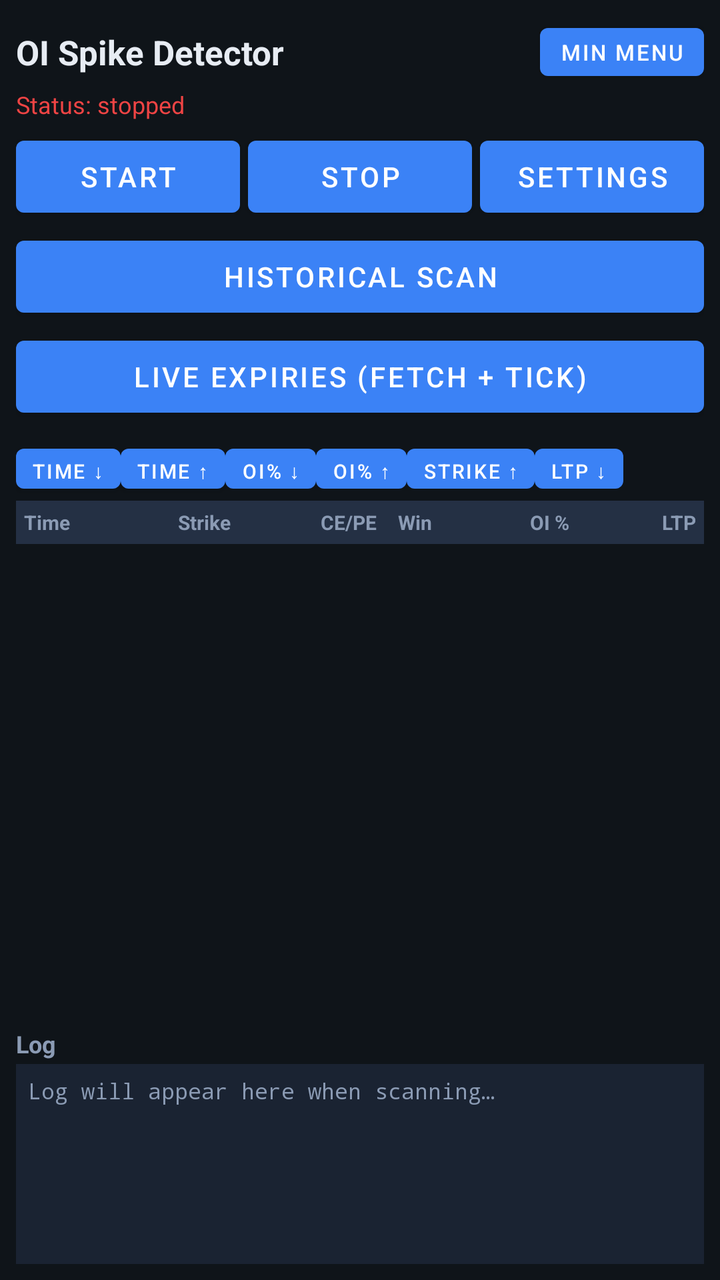
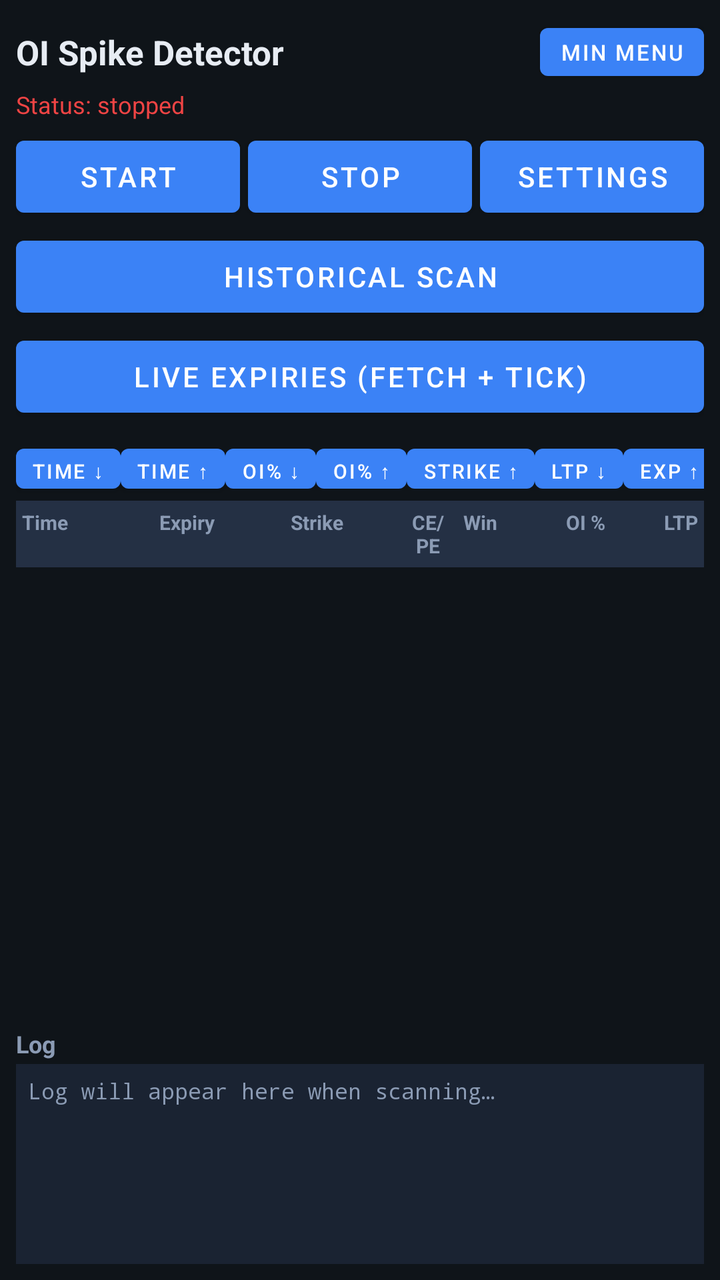

Compare the two renders of this Android layout. The source of the first and the diff that turns it into the second are given below.
<!-- AndroidManifest.xml: application theme Theme.OISpikeDetector -->
<!-- res/layout/activity_main.xml -->
<?xml version="1.0" encoding="utf-8"?>
<LinearLayout xmlns:android="http://schemas.android.com/apk/res/android"
    android:layout_width="match_parent"
    android:layout_height="match_parent"
    android:orientation="vertical"
    android:padding="8dp"
    android:background="#0F1419">

    <LinearLayout
        android:layout_width="match_parent"
        android:layout_height="wrap_content"
        android:orientation="horizontal"
        android:gravity="center_vertical">
        <TextView
            android:layout_width="0dp"
            android:layout_height="wrap_content"
            android:layout_weight="1"
            android:text="OI Spike Detector"
            android:textColor="#E7ECF3"
            android:textSize="17sp"
            android:textStyle="bold" />
        <Button
            android:id="@+id/btnToggleMainExtra"
            android:layout_width="wrap_content"
            android:layout_height="36dp"
            android:minWidth="0dp"
            android:paddingLeft="10dp"
            android:paddingRight="10dp"
            android:text="Min menu"
            android:textSize="11sp" />
    </LinearLayout>

    <TextView
        android:id="@+id/statusText"
        android:layout_width="match_parent"
        android:layout_height="wrap_content"
        android:text="Status: stopped"
        android:textColor="#EF4444"
        android:textSize="12sp" />

    <LinearLayout
        android:layout_width="match_parent"
        android:layout_height="wrap_content"
        android:layout_marginTop="4dp"
        android:orientation="horizontal">
        <Button
            android:id="@+id/btnStart"
            android:layout_width="0dp"
            android:layout_height="wrap_content"
            android:layout_weight="1"
            android:text="Start" />
        <Button
            android:id="@+id/btnStop"
            android:layout_width="0dp"
            android:layout_height="wrap_content"
            android:layout_marginStart="4dp"
            android:layout_weight="1"
            android:text="Stop" />
        <Button
            android:id="@+id/btnSettings"
            android:layout_width="0dp"
            android:layout_height="wrap_content"
            android:layout_marginStart="4dp"
            android:layout_weight="1"
            android:text="Settings" />
    </LinearLayout>

    <LinearLayout
        android:id="@+id/mainExtraPanel"
        android:layout_width="match_parent"
        android:layout_height="wrap_content"
        android:orientation="vertical">
        <Button
            android:id="@+id/btnHistorical"
            android:layout_width="match_parent"
            android:layout_height="wrap_content"
            android:layout_marginTop="2dp"
            android:text="Historical Scan" />
        <Button
            android:id="@+id/btnLiveExpiries"
            android:layout_width="match_parent"
            android:layout_height="wrap_content"
            android:layout_marginTop="2dp"
            android:text="Live Expiries (Fetch + Tick)" />
    </LinearLayout>

    
    <HorizontalScrollView
        android:layout_width="match_parent"
        android:layout_height="wrap_content"
        android:layout_marginTop="6dp"
        android:scrollbars="none">
        <LinearLayout
            android:layout_width="wrap_content"
            android:layout_height="wrap_content"
            android:orientation="horizontal">
            <Button android:id="@+id/btnSortTimeDesc" android:layout_width="wrap_content"
                android:layout_height="32dp" android:textSize="10sp" android:text="Time ↓" android:minWidth="0dp" android:paddingLeft="8dp" android:paddingRight="8dp" />
            <Button android:id="@+id/btnSortTimeAsc" android:layout_width="wrap_content"
                android:layout_height="32dp" android:textSize="10sp" android:text="Time ↑" android:minWidth="0dp" android:paddingLeft="8dp" android:paddingRight="8dp" />
            <Button android:id="@+id/btnSortOiDesc" android:layout_width="wrap_content"
                android:layout_height="32dp" android:textSize="10sp" android:text="OI% ↓" android:minWidth="0dp" android:paddingLeft="8dp" android:paddingRight="8dp" />
            <Button android:id="@+id/btnSortOiAsc" android:layout_width="wrap_content"
                android:layout_height="32dp" android:textSize="10sp" android:text="OI% ↑" android:minWidth="0dp" android:paddingLeft="8dp" android:paddingRight="8dp" />
            <Button android:id="@+id/btnSortStrikeAsc" android:layout_width="wrap_content"
                android:layout_height="32dp" android:textSize="10sp" android:text="Strike ↑" android:minWidth="0dp" android:paddingLeft="8dp" android:paddingRight="8dp" />
            <Button android:id="@+id/btnSortLtpDesc" android:layout_width="wrap_content"
                android:layout_height="32dp" android:textSize="10sp" android:text="LTP ↓" android:minWidth="0dp" android:paddingLeft="8dp" android:paddingRight="8dp" />
        </LinearLayout>
    </HorizontalScrollView>

    
    <LinearLayout
        android:layout_width="match_parent"
        android:layout_height="wrap_content"
        android:orientation="horizontal"
        android:paddingTop="4dp"
        android:paddingBottom="4dp"
        android:paddingLeft="4dp"
        android:paddingRight="4dp"
        android:background="#243044">
        <TextView android:layout_width="0dp" android:layout_height="wrap_content" android:layout_weight="1.1"
            android:text="Time" android:textColor="#8B9BB4" android:textSize="10sp" android:textStyle="bold" />
        <TextView android:layout_width="0dp" android:layout_height="wrap_content" android:layout_weight="1.0"
            android:text="Strike" android:textColor="#8B9BB4" android:textSize="10sp" android:textStyle="bold" />
        <TextView android:layout_width="0dp" android:layout_height="wrap_content" android:layout_weight="0.45"
            android:text="CE/PE" android:textColor="#8B9BB4" android:textSize="10sp" android:textStyle="bold" android:gravity="center" />
        <TextView android:layout_width="0dp" android:layout_height="wrap_content" android:layout_weight="0.5"
            android:text="Win" android:textColor="#8B9BB4" android:textSize="10sp" android:textStyle="bold" android:gravity="center" />
        <TextView android:layout_width="0dp" android:layout_height="wrap_content" android:layout_weight="0.85"
            android:text="OI %" android:textColor="#8B9BB4" android:textSize="10sp" android:textStyle="bold" android:gravity="end" />
        <TextView android:layout_width="0dp" android:layout_height="wrap_content" android:layout_weight="0.9"
            android:text="LTP" android:textColor="#8B9BB4" android:textSize="10sp" android:textStyle="bold" android:gravity="end" />
    </LinearLayout>

    <androidx.recyclerview.widget.RecyclerView
        android:id="@+id/spikeList"
        android:layout_width="match_parent"
        android:layout_height="0dp"
        android:layout_weight="1" />

    <TextView
        android:layout_width="match_parent"
        android:layout_height="wrap_content"
        android:layout_marginTop="4dp"
        android:text="Log"
        android:textColor="#8B9BB4"
        android:textStyle="bold"
        android:textSize="12sp" />

    <ScrollView
        android:id="@+id/logScroll"
        android:layout_width="match_parent"
        android:layout_height="100dp"
        android:layout_marginTop="2dp"
        android:background="#1A2332"
        android:fillViewport="true">
        <TextView
            android:id="@+id/logText"
            android:layout_width="match_parent"
            android:layout_height="wrap_content"
            android:fontFamily="monospace"
            android:padding="6dp"
            android:textColor="#8B9BB4"
            android:textSize="11sp"
            android:text="Log will appear here when scanning…" />
    </ScrollView>
</LinearLayout>
<!-- resources referenced by this layout -->
<resources>
  <style name="Theme.OISpikeDetector" parent="Theme.MaterialComponents.DayNight.DarkActionBar">
          <item name="colorPrimary">#3B82F6</item>
          <item name="colorPrimaryVariant">#1D4ED8</item>
          <item name="colorOnPrimary">#FFFFFF</item>
          <item name="android:statusBarColor">#0F1419</item>
          <item name="android:windowBackground">#0F1419</item>
      </style>
</resources>

<!-- the commit's change to res/layout/activity_main.xml (unified diff, before → after) -->
@@ -106,6 +106,8 @@
                 android:layout_height="32dp" android:textSize="10sp" android:text="Strike ↑" android:minWidth="0dp" android:paddingLeft="8dp" android:paddingRight="8dp" />
             <Button android:id="@+id/btnSortLtpDesc" android:layout_width="wrap_content"
                 android:layout_height="32dp" android:textSize="10sp" android:text="LTP ↓" android:minWidth="0dp" android:paddingLeft="8dp" android:paddingRight="8dp" />
+            <Button android:id="@+id/btnSortExpAsc" android:layout_width="wrap_content"
+                android:layout_height="32dp" android:textSize="10sp" android:text="Exp ↑" android:minWidth="0dp" android:paddingLeft="8dp" android:paddingRight="8dp" />
         </LinearLayout>
     </HorizontalScrollView>
 
@@ -116,20 +118,22 @@
         android:orientation="horizontal"
         android:paddingTop="4dp"
         android:paddingBottom="4dp"
-        android:paddingLeft="4dp"
-        android:paddingRight="4dp"
+        android:paddingLeft="3dp"
+        android:paddingRight="3dp"
         android:background="#243044">
-        <TextView android:layout_width="0dp" android:layout_height="wrap_content" android:layout_weight="1.1"
+        <TextView android:layout_width="0dp" android:layout_height="wrap_content" android:layout_weight="1.05"
             android:text="Time" android:textColor="#8B9BB4" android:textSize="10sp" android:textStyle="bold" />
         <TextView android:layout_width="0dp" android:layout_height="wrap_content" android:layout_weight="1.0"
+            android:text="Expiry" android:textColor="#8B9BB4" android:textSize="10sp" android:textStyle="bold" />
+        <TextView android:layout_width="0dp" android:layout_height="wrap_content" android:layout_weight="0.85"
             android:text="Strike" android:textColor="#8B9BB4" android:textSize="10sp" android:textStyle="bold" />
-        <TextView android:layout_width="0dp" android:layout_height="wrap_content" android:layout_weight="0.45"
+        <TextView android:layout_width="0dp" android:layout_height="wrap_content" android:layout_weight="0.4"
             android:text="CE/PE" android:textColor="#8B9BB4" android:textSize="10sp" android:textStyle="bold" android:gravity="center" />
-        <TextView android:layout_width="0dp" android:layout_height="wrap_content" android:layout_weight="0.5"
+        <TextView android:layout_width="0dp" android:layout_height="wrap_content" android:layout_weight="0.4"
             android:text="Win" android:textColor="#8B9BB4" android:textSize="10sp" android:textStyle="bold" android:gravity="center" />
-        <TextView android:layout_width="0dp" android:layout_height="wrap_content" android:layout_weight="0.85"
+        <TextView android:layout_width="0dp" android:layout_height="wrap_content" android:layout_weight="0.75"
             android:text="OI %" android:textColor="#8B9BB4" android:textSize="10sp" android:textStyle="bold" android:gravity="end" />
-        <TextView android:layout_width="0dp" android:layout_height="wrap_content" android:layout_weight="0.9"
+        <TextView android:layout_width="0dp" android:layout_height="wrap_content" android:layout_weight="0.7"
             android:text="LTP" android:textColor="#8B9BB4" android:textSize="10sp" android:textStyle="bold" android:gravity="end" />
     </LinearLayout>
 
